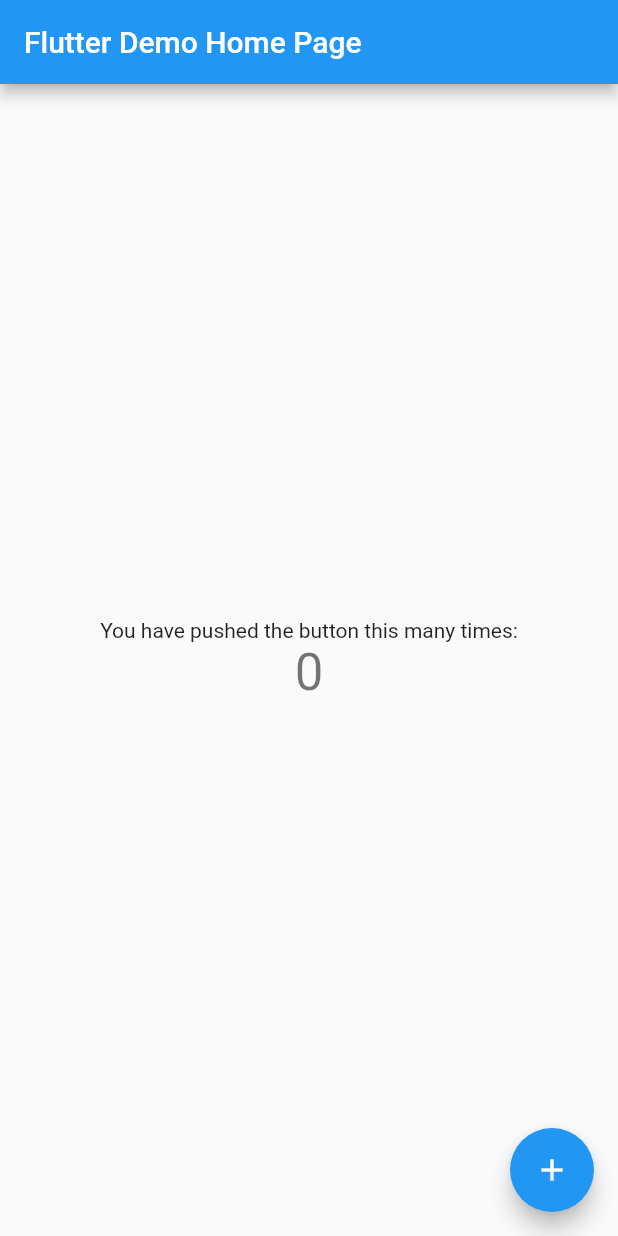
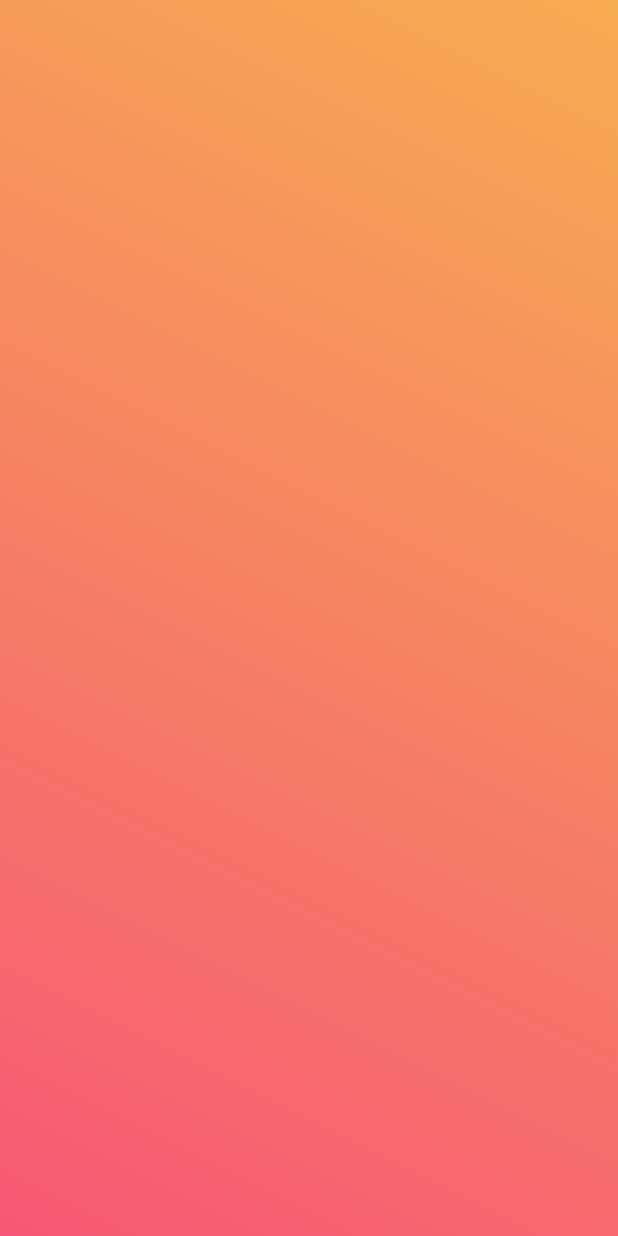
Before and after one commit to RGTechPro/do.it-todo-app-, a Flutter app: the screen it shows after launch, on a phone screen of 412 x 824 dp. Run offline on Flutter 3.47's test engine with Material 2 defaults, Android fonts, the phone set to English and light mode, and no system bars.

Commit message:
added gradient colors

```diff
--- a/lib/main.dart
+++ b/lib/main.dart
@@ -1,4 +1,6 @@
 import 'package:flutter/material.dart';
+import 'package:flutter/services.dart';
+import 'package:housy_task/sccreens/home_page.dart';
 
 void main() {
   runApp(const MyApp());
@@ -7,109 +9,17 @@
 class MyApp extends StatelessWidget {
   const MyApp({Key? key}) : super(key: key);
 
-  // This widget is the root of your application.
   @override
   Widget build(BuildContext context) {
     return MaterialApp(
-      title: 'Flutter Demo',
+      title: 'Todo',
       theme: ThemeData(
-        // This is the theme of your application.
-        //
-        // Try running your application with "flutter run". You'll see the
-        // application has a blue toolbar. Then, without quitting the app, try
-        // changing the primarySwatch below to Colors.green and then invoke
-        // "hot reload" (press "r" in the console where you ran "flutter run",
-        // or simply save your changes to "hot reload" in a Flutter IDE).
-        // Notice that the counter didn't reset back to zero; the application
-        // is not restarted.
-        primarySwatch: Colors.blue,
+        appBarTheme: AppBarTheme(
+          elevation: 0,
+          systemOverlayStyle: SystemUiOverlayStyle.dark,
+        ),
       ),
-      home: const MyHomePage(title: 'Flutter Demo Home Page'),
+      home: const HomePage(),
     );
   }
 }
-
-class MyHomePage extends StatefulWidget {
-  const MyHomePage({Key? key, required this.title}) : super(key: key);
-
-  // This widget is the home page of your application. It is stateful, meaning
-  // that it has a State object (defined below) that contains fields that affect
-  // how it looks.
-
-  // This class is the configuration for the state. It holds the values (in this
-  // case the title) provided by the parent (in this case the App widget) and
-  // used by the build method of the State. Fields in a Widget subclass are
-  // always marked "final".
-
-  final String title;
-
-  @override
-  State<MyHomePage> createState() => _MyHomePageState();
-}
-
-class _MyHomePageState extends State<MyHomePage> {
-  int _counter = 0;
-
-  void _incrementCounter() {
-    setState(() {
-      // This call to setState tells the Flutter framework that something has
-      // changed in this State, which causes it to rerun the build method below
-      // so that the display can reflect the updated values. If we changed
-      // _counter without calling setState(), then the build method would not be
-      // called again, and so nothing would appear to happen.
-      _counter++;
-    });
-  }
-
-  @override
-  Widget build(BuildContext context) {
-    // This method is rerun every time setState is called, for instance as done
-    // by the _incrementCounter method above.
-    //
-    // The Flutter framework has been optimized to make rerunning build methods
-    // fast, so that you can just rebuild anything that needs updating rather
-    // than having to individually change instances of widgets.
-    return Scaffold(
-      appBar: AppBar(
-        // Here we take the value from the MyHomePage object that was created by
-        // the App.build method, and use it to set our appbar title.
-        title: Text(widget.title),
-      ),
-      body: Center(
-        // Center is a layout widget. It takes a single child and positions it
-        // in the middle of the parent.
-        child: Column(
-          // Column is also a layout widget. It takes a list of children and
-          // arranges them vertically. By default, it sizes itself to fit its
-          // children horizontally, and tries to be as tall as its parent.
-          //
-          // Invoke "debug painting" (press "p" in the console, choose the
-          // "Toggle Debug Paint" action from the Flutter Inspector in Android
-          // Studio, or the "Toggle Debug Paint" command in Visual Studio Code)
-          // to see the wireframe for each widget.
-          //
-          // Column has various properties to control how it sizes itself and
-          // how it positions its children. Here we use mainAxisAlignment to
-          // center the children vertically; the main axis here is the vertical
-          // axis because Columns are vertical (the cross axis would be
-          // horizontal).
-          mainAxisAlignment: MainAxisAlignment.center,
-          children: <Widget>[
-            const Text(
-              'You have pushed the button this many times:',
-            ),
-            Text(
-              '$_counter',
-              style: Theme.of(context).textTheme.headline4,
-            ),
-          ],
-        ),
-      ),
-      floatingActionButton: FloatingActionButton(
-        onPressed: _incrementCounter,
-        tooltip: 'Increment',
-        child: const Icon(Icons.add),
-      ), // This trailing comma makes auto-formatting nicer for build methods.
-    );
-  }
-}
--- /dev/null
+++ b/lib/sccreens/home_page.dart
@@ -0,0 +1,23 @@
+import 'package:flutter/material.dart';
+
+class HomePage extends StatelessWidget {
+  const HomePage({Key? key}) : super(key: key);
+
+  @override
+  Widget build(BuildContext context) {
+    return Container(
+      decoration: BoxDecoration(
+          gradient: LinearGradient(
+              colors: [Color(0xfff6ac51), Color(0xfff65875)],
+              begin: Alignment.topRight,
+              end: Alignment.bottomLeft)),
+      child: Scaffold(
+        backgroundColor: Colors.transparent,
+        appBar: AppBar(
+          backgroundColor: Colors.transparent,
+        ),
+        body: Container(),
+      ),
+    );
+  }
+}
```
